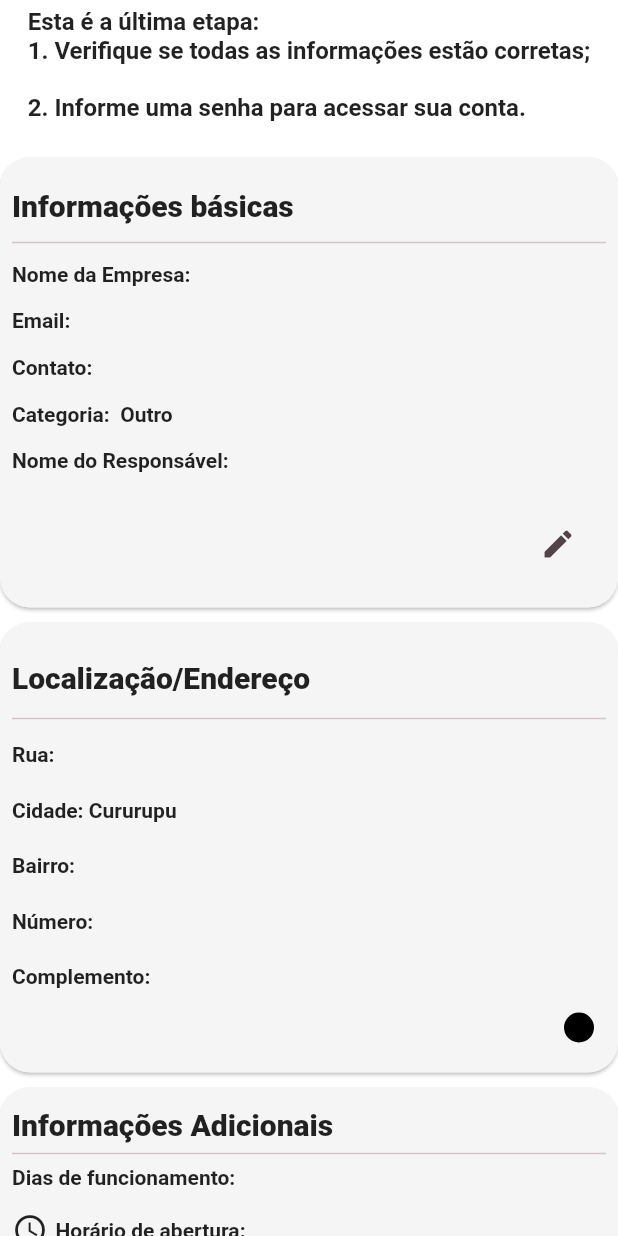
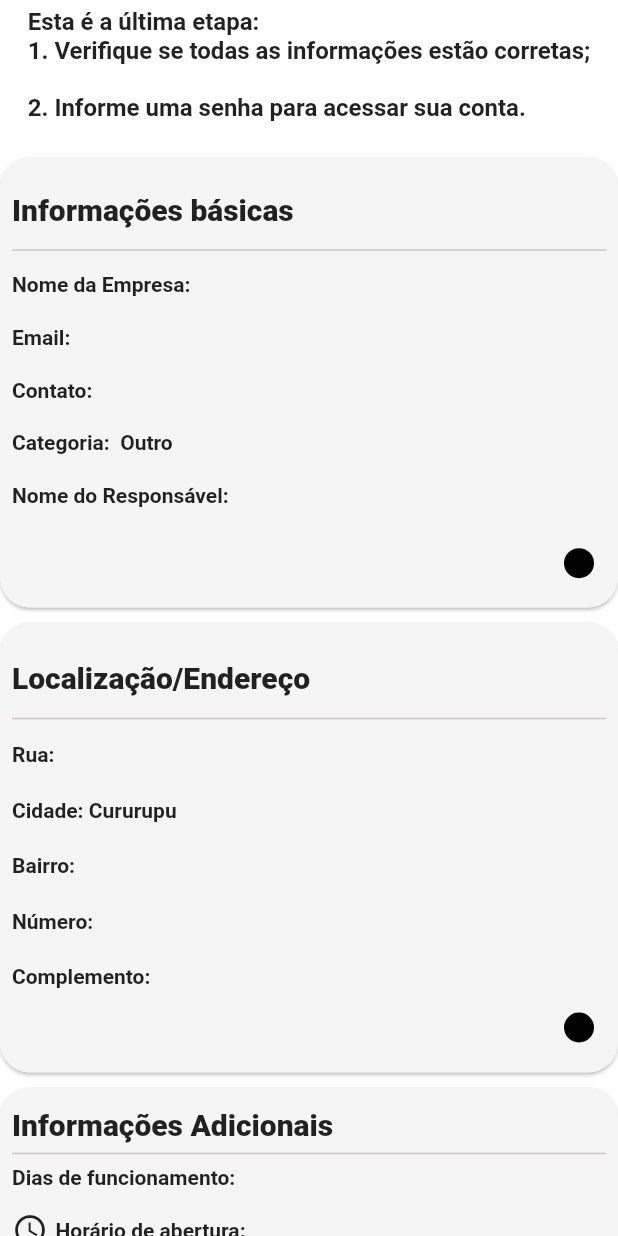
Before and after one commit to ivictoruan/litoral_delivery_parceiros, a Flutter app: the ConfirmInfosWidget widget shown alone on an empty page, opened directly, on a phone screen of 412 x 824 dp. Run offline on Flutter 3.47's test engine with Material 2 defaults, Android fonts, the phone set to English and light mode, and no system bars; our stand-ins replace dio, loading_animation_widget, lottie, top_snackbar_flutter; missing offline and left inert: validatorless.

Commit message:
REFACTOR: trocando widget de icone p/ CircleAvatar;

```diff
--- a/lib/app/pages/auth/register/widgets/confirm_infos_widget.dart
+++ b/lib/app/pages/auth/register/widgets/confirm_infos_widget.dart
@@ -81,20 +81,30 @@ Esta é a última etapa:
                         style: context.textStyles.textSemiBold,
                       ),
                       const SizedBox(height: 5),
-                      Padding(
-                        padding: const EdgeInsets.all(8.0),
+                      const Padding(
+                        padding: EdgeInsets.all(8.0),
                         child: Align(
                           alignment: Alignment.bottomRight,
-                          child: IconButton(
-                            icon: const Icon(Icons.edit),
-                            onPressed: () {},
+                          child: CircleAvatar(
+                            maxRadius: 10,
+                            backgroundColor: Colors.black,
                           ),
-                          // CircleAvatar(
-                          //   maxRadius: 10,
-                          //   backgroundColor: Colors.black,
-                          // ),
                         ),
                       ),
+
+                      // Padding(
+                      //   padding: const EdgeInsets.all(8.0),
+                      //   child: Align(
+                      //     alignment: Alignment.bottomRight,
+                      //     child: IconButton(
+                      //       icon: const Icon(Icons.edit),
+                      //       onPressed: () {},
+                      //     ),
+                      //     // CircleAvatar(
+                      //     //   maxRadius: 10,
+                      //     //   backgroundColor: Colors.black,
+                      //     // ),
+                      //   ),
                     ],
                   ),
                 ),
```
